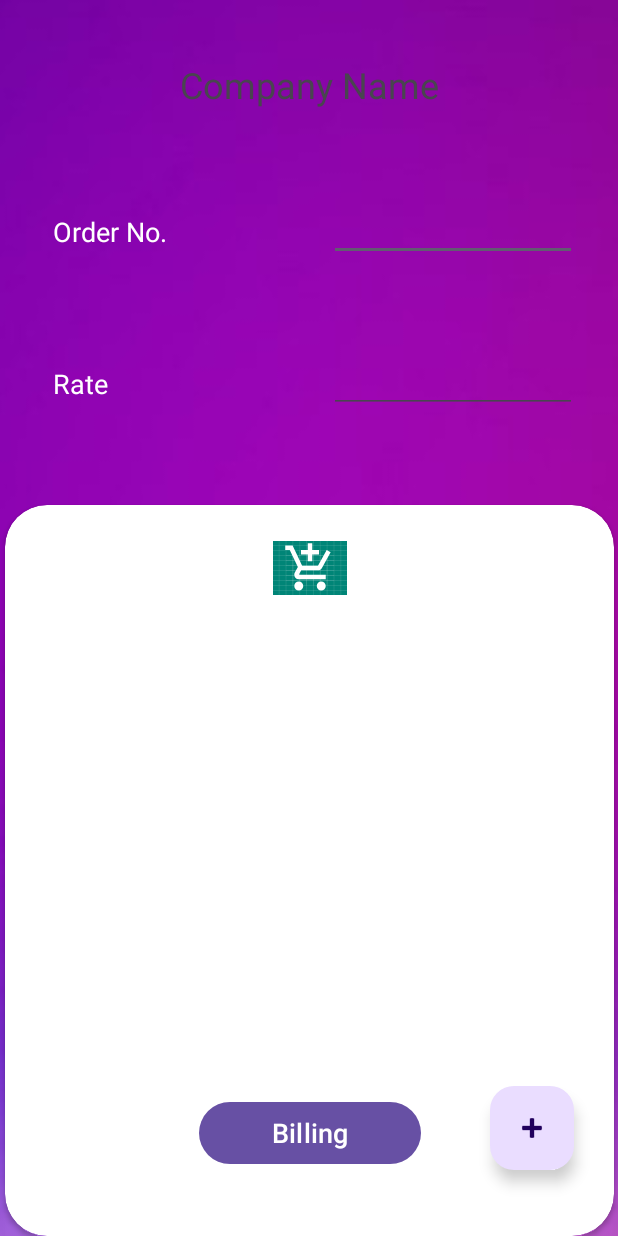
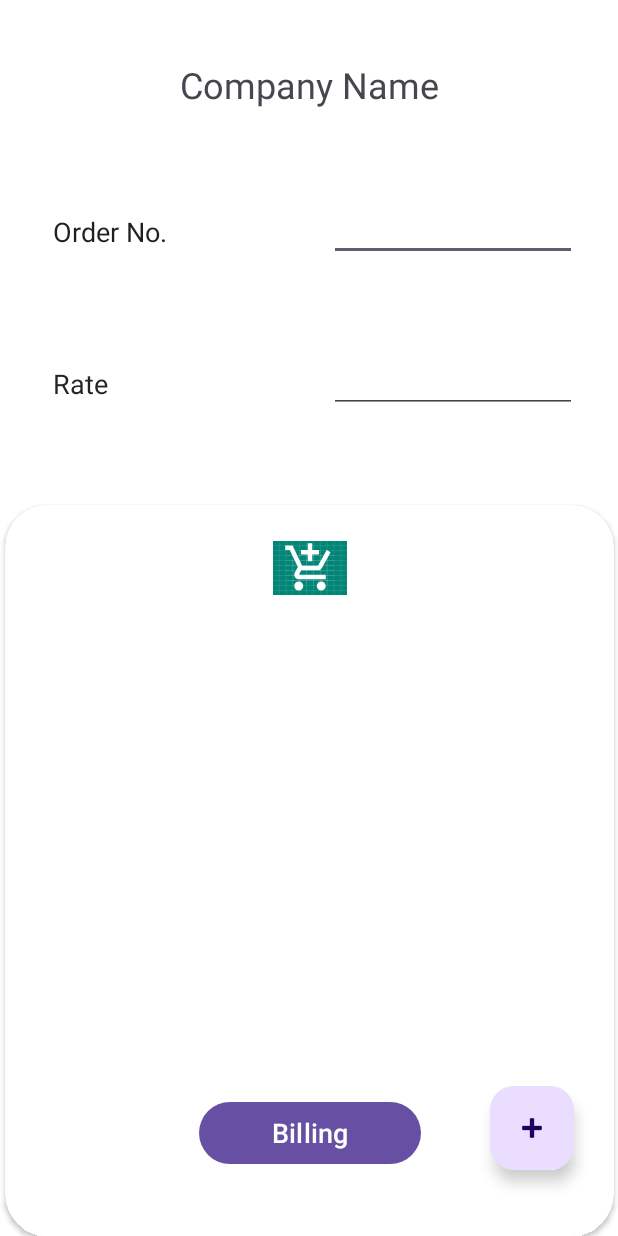
Before and after one commit to Prathamesh-1405/ims, an Android app: the CompanyActivity screen opened directly, with no data from a screen before it, on a phone screen of 412 x 824 dp. Run offline under Robolectric (Android 15) with nearby library versions, the phone set to English and light mode, and no system bars.

Commit message:
random commit

```diff
--- a/app/src/main/res/layout/activity_company.xml
+++ b/app/src/main/res/layout/activity_company.xml
@@ -4,7 +4,7 @@
     xmlns:tools="http://schemas.android.com/tools"
     android:layout_width="match_parent"
     android:layout_height="match_parent"
-    android:background="@drawable/bg5_scm"
+    android:background="#FFFFFF"
     android:onClick="onClickAddItem"
     tools:context=".CompanyActivity">
 
@@ -26,7 +26,7 @@
         android:paddingLeft="8dp"
         android:paddingTop="8dp"
         android:text="Order No."
-        android:textColor="#FFFFFF"
+        android:textColor="#201E1E"
         android:textSize="18dp"
         app:layout_constraintBottom_toTopOf="@+id/textView17"
         app:layout_constraintEnd_toStartOf="@+id/editTextTextMultiLine7"
@@ -41,7 +41,7 @@
         android:paddingLeft="8dp"
         android:paddingTop="8dp"
         android:text="Rate"
-        android:textColor="#FFFFFF"
+        android:textColor="#272424"
         android:textSize="18dp"
         app:layout_constraintBottom_toTopOf="@+id/cardView"
         app:layout_constraintEnd_toStartOf="@+id/editTextTextMultiLine8"
--- a/app/src/main/res/layout/activity_home.xml
+++ b/app/src/main/res/layout/activity_home.xml
@@ -11,7 +11,7 @@
         android:layout_width="match_parent"
         android:layout_height="200dp"
         android:background="@drawable/bg_view" />
-
+    <!-- sample_menu.xml -->
     <GridLayout
         android:layout_width="match_parent"
         android:layout_height="match_parent"
```
